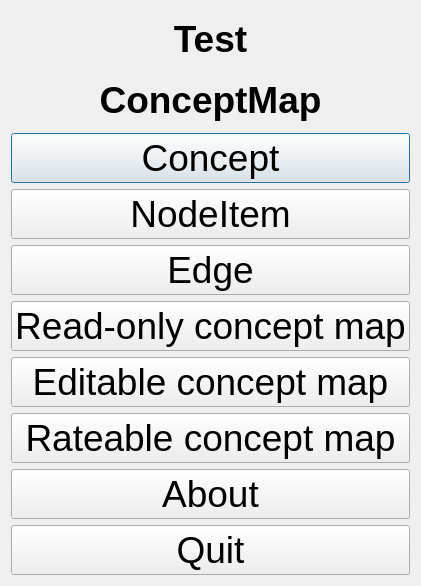
First picture: the form in Tools/ToolTestConceptMap/qttestconceptmapmenudialog.ui, repository richelbilderbeek/ProjectRichelBilderbeek, before the edit.
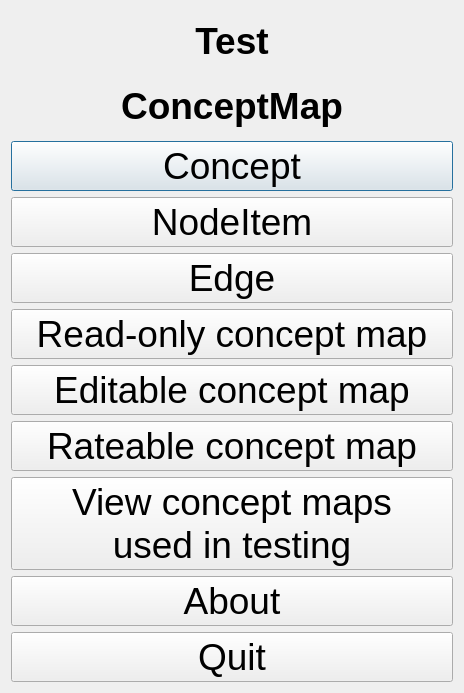
Second picture: the form after the edit.

```diff
--- a/Tools/ToolTestConceptMap/qttestconceptmapmenudialog.ui
+++ b/Tools/ToolTestConceptMap/qttestconceptmapmenudialog.ui
@@ -6,8 +6,8 @@
    <rect>
     <x>0</x>
     <y>0</y>
-    <width>406</width>
-    <height>586</height>
+    <width>464</width>
+    <height>693</height>
    </rect>
   </property>
   <property name="font">
@@ -98,6 +98,14 @@
      </property>
     </widget>
    </item>
+   <item>
+    <widget class="QPushButton" name="button_view_concept_maps">
+     <property name="text">
+      <string>View concept maps
+used in testing</string>
+     </property>
+    </widget>
+   </item>
    <item>
     <widget class="QPushButton" name="button_about">
      <property name="text">
```
